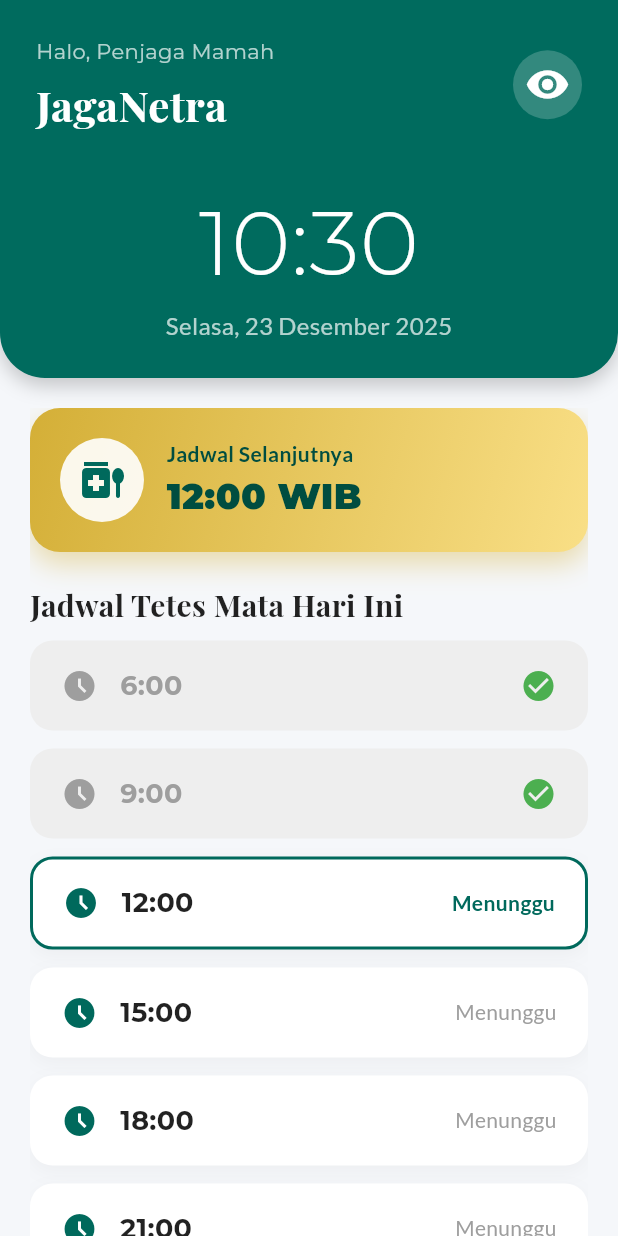
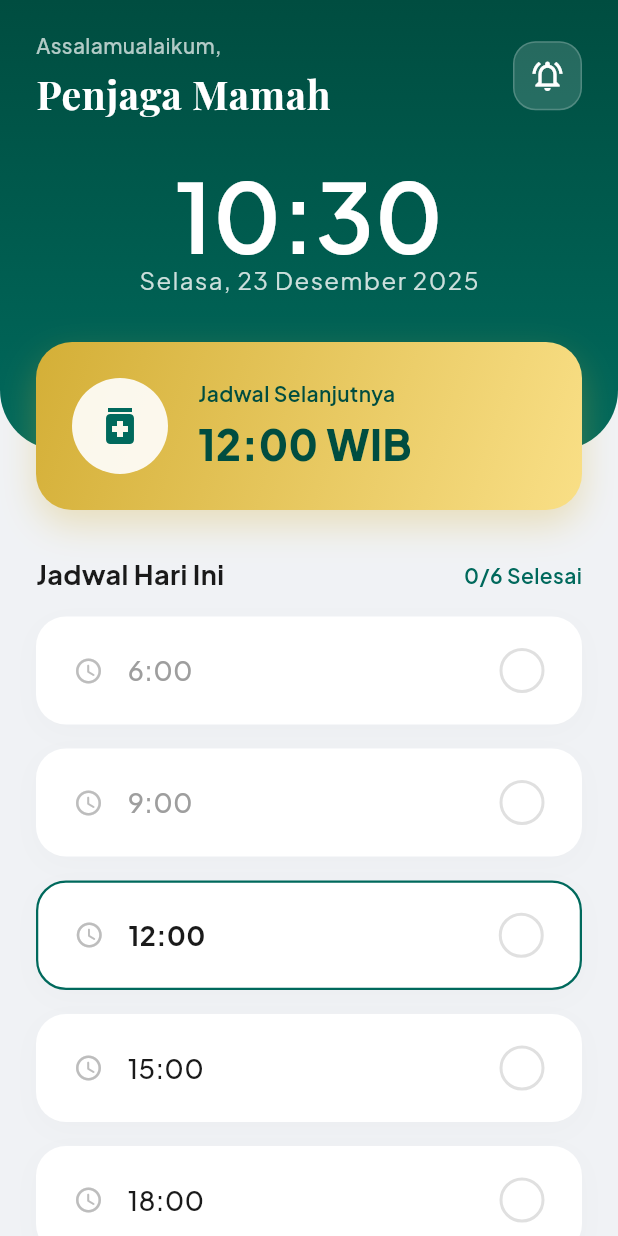
Before and after one commit to RaafiStudent/JagaNetra, a Flutter app: the screen it shows after launch, on a phone screen of 412 x 824 dp. Run offline on Flutter 3.47's test engine with Material 3 defaults, Android fonts, the light colour scheme and no system bars; our stand-ins replace flutter_local_notifications, google_fonts, timezone.

Commit message:
Upgrade UI to God Tier: Interactive checklist, PlusJakartaSans font, and Soft Shadows

```diff
--- a/lib/main.dart
+++ b/lib/main.dart
@@ -1,18 +1,13 @@
 import 'package:flutter/material.dart';
 import 'package:google_fonts/google_fonts.dart';
 import 'package:intl/intl.dart';
-// TAMBAHAN PENTING: Import ini untuk memuat data lokal (Bahasa)
 import 'package:intl/date_symbol_data_local.dart';
 import 'dart:async';
 import 'services/notification_service.dart';
 
 void main() async {
   WidgetsFlutterBinding.ensureInitialized();
-
-  // --- PERBAIKAN DI SINI ---
-  // Kita load dulu data bahasa Indonesia sebelum aplikasi jalan
   await initializeDateFormatting('id_ID', null);
-
   await NotificationService().initNotification();
   await NotificationService().scheduleEyeDropReminders();
 
@@ -29,13 +24,11 @@
       debugShowCheckedModeBanner: false,
       theme: ThemeData(
         useMaterial3: true,
-        // Palet Warna Mewah: Emerald & Gold
         colorScheme: ColorScheme.fromSeed(
-          seedColor: const Color(0xFF00695C), // Emerald Green
-          secondary: const Color(0xFFD4AF37), // Gold Metallic
-          background: const Color(0xFFF5F7FA), // Soft White
+          seedColor: const Color(0xFF00695C),
+          secondary: const Color(0xFFD4AF37),
+          background: const Color(0xFFF8F9FA), // Lebih putih bersih
         ),
-        textTheme: GoogleFonts.latoTextTheme(),
       ),
       home: const HomePage(),
     );
@@ -53,7 +46,10 @@
   String _timeString = "";
   late Timer _timer;
 
-  // Jadwal Tetes Mata
+  // Logic untuk menyimpan status checklist (sementara di RAM)
+  // Nanti kita simpan ke database di langkah berikutnya
+  Set<int> completedSchedules = {};
+
   final List<int> scheduleHours = [6, 9, 12, 15, 18, 21];
 
   @override
@@ -66,13 +62,26 @@
   void _getTime() {
     final DateTime now = DateTime.now();
     final String formattedDateTime = _formatTime(now);
+    if (mounted) {
       setState(() {
         _timeString = formattedDateTime;
       });
     }
+  }
 
   String _formatTime(DateTime dateTime) {
     return DateFormat('HH:mm').format(dateTime);
+  }
+
+  // Fungsi saat tombol checklist ditekan
+  void _toggleSchedule(int hour) {
+    setState(() {
+      if (completedSchedules.contains(hour)) {
+        completedSchedules.remove(hour);
+      } else {
+        completedSchedules.add(hour);
+      }
+    });
   }
 
   @override
@@ -83,34 +92,37 @@
 
   @override
   Widget build(BuildContext context) {
-    // Mencari jadwal selanjutnya
     int nextSchedule = scheduleHours.firstWhere(
       (h) => h > DateTime.now().hour,
       orElse: () => scheduleHours[0],
     );
 
     return Scaffold(
-      backgroundColor: Theme.of(context).colorScheme.background,
-      body: SafeArea(
+      backgroundColor: const Color(0xFFF0F2F5), // Abu-abu sangat muda (premium feel)
+      body: Stack(
+        children: [
+          // Background Header Design
+          Container(
+            height: 300,
+            decoration: const BoxDecoration(
+              gradient: LinearGradient(
+                colors: [Color(0xFF004D40), Color(0xFF00695C)],
+                begin: Alignment.topCenter,
+                end: Alignment.bottomCenter,
+              ),
+              borderRadius: BorderRadius.only(
+                bottomLeft: Radius.circular(40),
+                bottomRight: Radius.circular(40),
+              ),
+            ),
+          ),
+
+          SafeArea(
             child: Column(
               children: [
-            // --- HEADER MEWAH ---
-            Container(
-              padding: const EdgeInsets.all(24),
-              decoration: BoxDecoration(
-                color: Theme.of(context).colorScheme.primary,
-                borderRadius: const BorderRadius.only(
-                  bottomLeft: Radius.circular(30),
-                  bottomRight: Radius.circular(30),
-                ),
-                boxShadow: [
-                  BoxShadow(
-                    color: Colors.black.withOpacity(0.2),
-                    blurRadius: 10,
-                    offset: const Offset(0, 5),
-                  ),
-                ],
-              ),
+                // --- CUSTOM HEADER ---
+                Padding(
+                  padding: const EdgeInsets.symmetric(horizontal: 24, vertical: 20),
                   child: Column(
                     children: [
                       Row(
@@ -120,83 +132,106 @@
                             crossAxisAlignment: CrossAxisAlignment.start,
                             children: [
                               Text(
-                            "Halo, Penjaga Mamah",
-                            style: GoogleFonts.montserrat(
+                                "Assalamualaikum,",
+                                style: GoogleFonts.plusJakartaSans(
                                   color: Colors.white70,
                                   fontSize: 14,
+                                  fontWeight: FontWeight.w500,
                                 ),
                               ),
-                          const SizedBox(height: 5),
+                              const SizedBox(height: 4),
                               Text(
-                            "JagaNetra",
+                                "Penjaga Mamah",
                                 style: GoogleFonts.playfairDisplay(
                                   color: Colors.white,
-                              fontSize: 28,
+                                  fontSize: 26,
                                   fontWeight: FontWeight.bold,
+                                  letterSpacing: 0.5,
                                 ),
                               ),
                             ],
                           ),
                           Container(
-                        padding: const EdgeInsets.all(8),
+                            padding: const EdgeInsets.all(10),
                             decoration: BoxDecoration(
-                          color: Colors.white.withOpacity(0.2),
-                          shape: BoxShape.circle,
+                              color: Colors.white.withOpacity(0.15),
+                              borderRadius: BorderRadius.circular(15),
+                              border: Border.all(color: Colors.white.withOpacity(0.2)),
                             ),
-                        child: const Icon(
-                          Icons.visibility,
+                            child: const Icon(Icons.notifications_active_outlined, color: Colors.white),
+                          )
+                        ],
+                      ),
+                      const SizedBox(height: 30),
+                      // Jam Digital Super Clean
+                      Center(
+                        child: Column(
+                          children: [
+                            Text(
+                              _timeString,
+                              style: GoogleFonts.plusJakartaSans(
                                 color: Colors.white,
-                          size: 30,
+                                fontSize: 64,
+                                fontWeight: FontWeight.w600,
+                                height: 1,
+                              ),
+                            ),
+                            Text(
+                              DateFormat('EEEE, d MMMM yyyy', 'id_ID').format(DateTime.now()),
+                              style: GoogleFonts.plusJakartaSans(
+                                color: Colors.white.withOpacity(0.8),
+                                fontSize: 16,
+                                letterSpacing: 1,
                               ),
                             ),
                           ],
-                  ),
-                  const SizedBox(height: 30),
-                  // Jam Digital Besar
-                  Text(
-                    _timeString,
-                    style: GoogleFonts.montserrat(
-                      color: Colors.white,
-                      fontSize: 60,
-                      fontWeight: FontWeight.w300,
-                    ),
-                  ),
-                  Text(
-                    // Format Tanggal Indonesia
-                    DateFormat('EEEE, d MMMM yyyy', 'id_ID').format(DateTime.now()),
-                    style: GoogleFonts.lato(
-                      color: Colors.white70,
-                      fontSize: 16,
                         ),
                       ),
                     ],
                   ),
                 ),
 
-            const SizedBox(height: 20),
+                const SizedBox(height: 10),
 
-            // --- KONTEN UTAMA ---
+                // --- CONTENT SCROLLABLE ---
                 Expanded(
-              child: Padding(
-                padding: const EdgeInsets.symmetric(horizontal: 20),
+                  child: Container(
+                    padding: const EdgeInsets.symmetric(horizontal: 24),
                     child: ListView(
+                      clipBehavior: Clip.none, // Agar shadow tidak terpotong
                       children: [
-                    // Kartu Pengingat Selanjutnya
-                    _buildNextScheduleCard(nextSchedule),
+                        // Highlight Card
+                        _buildHeroCard(nextSchedule),
 
-                    const SizedBox(height: 20),
+                        const SizedBox(height: 30),
+
+                        Row(
+                          mainAxisAlignment: MainAxisAlignment.spaceBetween,
+                          children: [
                             Text(
-                      "Jadwal Tetes Mata Hari Ini",
-                      style: GoogleFonts.playfairDisplay(
-                        fontSize: 20,
+                              "Jadwal Hari Ini",
+                              style: GoogleFonts.plusJakartaSans(
+                                fontSize: 18,
                                 fontWeight: FontWeight.bold,
-                        color: Colors.black87,
+                                color: const Color(0xFF1A1A1A),
                               ),
                             ),
-                    const SizedBox(height: 10),
+                            Text(
+                              "${completedSchedules.length}/${scheduleHours.length} Selesai",
+                              style: GoogleFonts.plusJakartaSans(
+                                fontSize: 14,
+                                fontWeight: FontWeight.w600,
+                                color: const Color(0xFF00695C),
+                              ),
+                            ),
+                          ],
+                        ),
+                        const SizedBox(height: 15),
 
-                    // List Jadwal
+                        // List Jadwal Interactive
                         ...scheduleHours.map((hour) => _buildScheduleItem(hour)).toList(),
+
+                        const SizedBox(height: 50), // Spasi bawah
                       ],
                     ),
                   ),
@@ -204,62 +239,64 @@
               ],
             ),
           ),
+        ],
+      ),
     );
   }
 
-  // Widget Kartu Highlight (Mewah)
-  Widget _buildNextScheduleCard(int hour) {
+  // Widget Hero Card (Kartu Emas)
+  Widget _buildHeroCard(int hour) {
     return Container(
-      padding: const EdgeInsets.all(20),
+      width: double.infinity,
+      padding: const EdgeInsets.all(24),
       decoration: BoxDecoration(
-        gradient: LinearGradient(
-          colors: [
-            const Color(0xFFD4AF37), // Gold
-            const Color(0xFFF9DF86), // Light Gold
-          ],
+        gradient: const LinearGradient(
+          colors: [Color(0xFFD4AF37), Color(0xFFF9DF86)], // Gold Gradient
           begin: Alignment.topLeft,
           end: Alignment.bottomRight,
         ),
-        borderRadius: BorderRadius.circular(20),
+        borderRadius: BorderRadius.circular(24),
         boxShadow: [
           BoxShadow(
-            color: const Color(0xFFD4AF37).withOpacity(0.4),
-            blurRadius: 15,
-            offset: const Offset(0, 8),
+            color: const Color(0xFFD4AF37).withOpacity(0.3),
+            blurRadius: 20,
+            offset: const Offset(0, 10),
           ),
         ],
       ),
       child: Row(
         children: [
           Container(
-            padding: const EdgeInsets.all(12),
+            padding: const EdgeInsets.all(16),
             decoration: BoxDecoration(
               color: Colors.white.withOpacity(0.9),
               shape: BoxShape.circle,
             ),
             child: const Icon(
-              Icons.medication_liquid,
+              Icons.medication,
               color: Color(0xFF00695C),
               size: 32,
             ),
           ),
-          const SizedBox(width: 15),
+          const SizedBox(width: 20),
           Column(
             crossAxisAlignment: CrossAxisAlignment.start,
             children: [
               Text(
                 "Jadwal Selanjutnya",
-                style: GoogleFonts.lato(
+                style: GoogleFonts.plusJakartaSans(
                   color: const Color(0xFF004D40),
-                  fontWeight: FontWeight.bold,
+                  fontSize: 14,
+                  fontWeight: FontWeight.w600,
                 ),
               ),
+              const SizedBox(height: 4),
               Text(
                 "$hour:00 WIB",
-                style: GoogleFonts.montserrat(
+                style: GoogleFonts.plusJakartaSans(
                   color: const Color(0xFF004D40),
-                  fontSize: 24,
-                  fontWeight: FontWeight.w900,
+                  fontSize: 28,
+                  fontWeight: FontWeight.w800,
                 ),
               ),
             ],
@@ -269,28 +306,30 @@
     );
   }
 
-  // Widget Item List Jadwal
+  // Widget Item List Jadwal (Interactive & Animated)
   Widget _buildScheduleItem(int hour) {
+    bool isCompleted = completedSchedules.contains(hour);
     bool isPassed = DateTime.now().hour >= hour;
-    bool isNext = DateTime.now().hour < hour &&
+    bool isNext = !isPassed && !isCompleted &&
         (hour == scheduleHours.firstWhere((h) => h > DateTime.now().hour, orElse: () => 24));
 
-    return Container(
-      margin: const EdgeInsets.only(bottom: 12),
-      padding: const EdgeInsets.symmetric(vertical: 16, horizontal: 20),
+    return GestureDetector(
+      onTap: () => _toggleSchedule(hour),
+      child: AnimatedContainer(
+        duration: const Duration(milliseconds: 300),
+        margin: const EdgeInsets.only(bottom: 16),
+        padding: const EdgeInsets.symmetric(vertical: 20, horizontal: 24),
         decoration: BoxDecoration(
-        color: isPassed ? Colors.grey[200] : Colors.white,
-        borderRadius: BorderRadius.circular(15),
+          color: isCompleted ? const Color(0xFFE0F2F1) : Colors.white,
+          borderRadius: BorderRadius.circular(20),
           border: isNext
-            ? Border.all(color: const Color(0xFF00695C), width: 2)
+              ? Border.all(color: const Color(0xFF00695C), width: 1.5)
               : Border.all(color: Colors.transparent),
-        boxShadow: isPassed
-            ? []
-            : [
+          boxShadow: [
             BoxShadow(
-                  color: Colors.grey.withOpacity(0.1),
-                  blurRadius: 10,
-                  offset: const Offset(0, 4),
+              color: Colors.grey.withOpacity(0.05),
+              blurRadius: 15,
+              offset: const Offset(0, 5),
             ),
           ],
         ),
@@ -300,31 +339,44 @@
             Row(
               children: [
                 Icon(
-                Icons.access_time_filled,
-                color: isPassed ? Colors.grey : const Color(0xFF00695C),
+                  Icons.access_time_rounded,
+                  color: isCompleted ? const Color(0xFF00695C) : Colors.grey[400],
+                  size: 20,
                 ),
-              const SizedBox(width: 15),
+                const SizedBox(width: 16),
                 Text(
                   "$hour:00",
-                style: GoogleFonts.montserrat(
+                  style: GoogleFonts.plusJakartaSans(
                     fontSize: 18,
-                  fontWeight: FontWeight.bold,
-                  color: isPassed ? Colors.grey : Colors.black87,
+                    fontWeight: isCompleted || isNext ? FontWeight.bold : FontWeight.w500,
+                    color: isCompleted
+                        ? const Color(0xFF00695C)
+                        : (isPassed ? Colors.grey : const Color(0xFF1A1A1A)),
+                    decoration: isCompleted ? TextDecoration.lineThrough : null,
                   ),
                 ),
               ],
             ),
-          if (isPassed)
-            const Icon(Icons.check_circle, color: Colors.green)
-          else
-            Text(
-              "Menunggu",
-              style: TextStyle(
-                color: isNext ? const Color(0xFF00695C) : Colors.grey,
-                fontWeight: isNext ? FontWeight.bold : FontWeight.normal,
+
+            // Checkbox Custom dengan Animasi
+            AnimatedContainer(
+              duration: const Duration(milliseconds: 300),
+              height: 30,
+              width: 30,
+              decoration: BoxDecoration(
+                color: isCompleted ? const Color(0xFF00695C) : Colors.transparent,
+                shape: BoxShape.circle,
+                border: Border.all(
+                  color: isCompleted ? const Color(0xFF00695C) : Colors.grey[300]!,
+                  width: 2,
                 ),
               ),
+              child: isCompleted
+                  ? const Icon(Icons.check, color: Colors.white, size: 20)
+                  : null,
+            ),
           ],
+        ),
       ),
     );
   }
```
Lines whose indentation alone changed are shown as unchanged.
